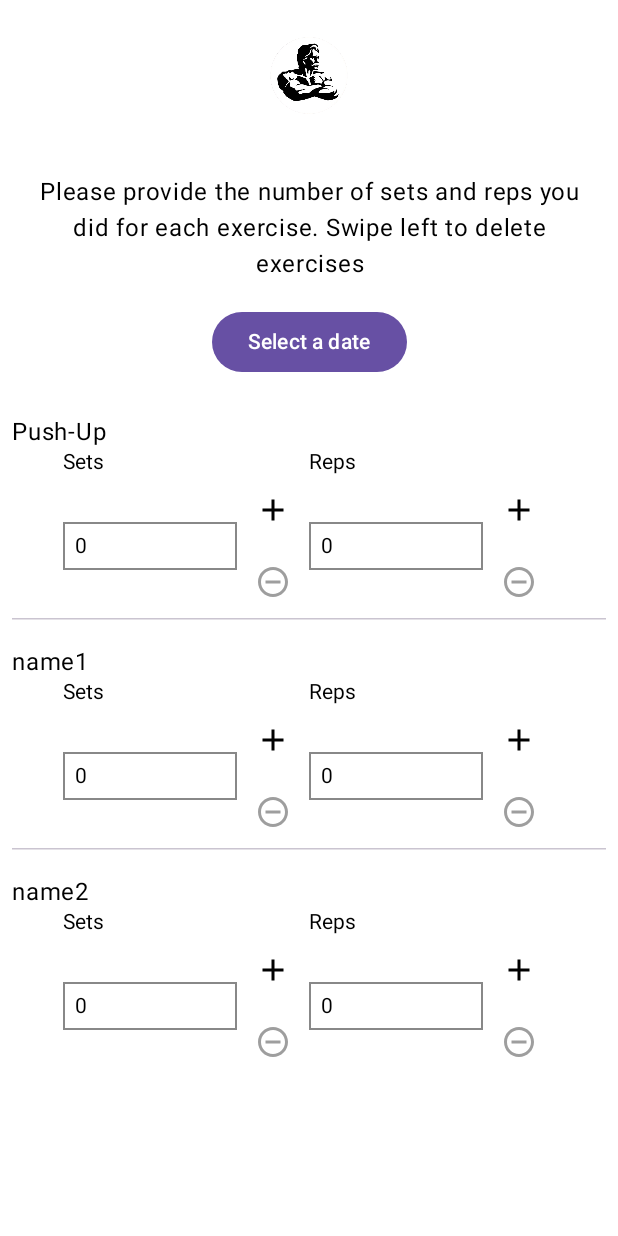
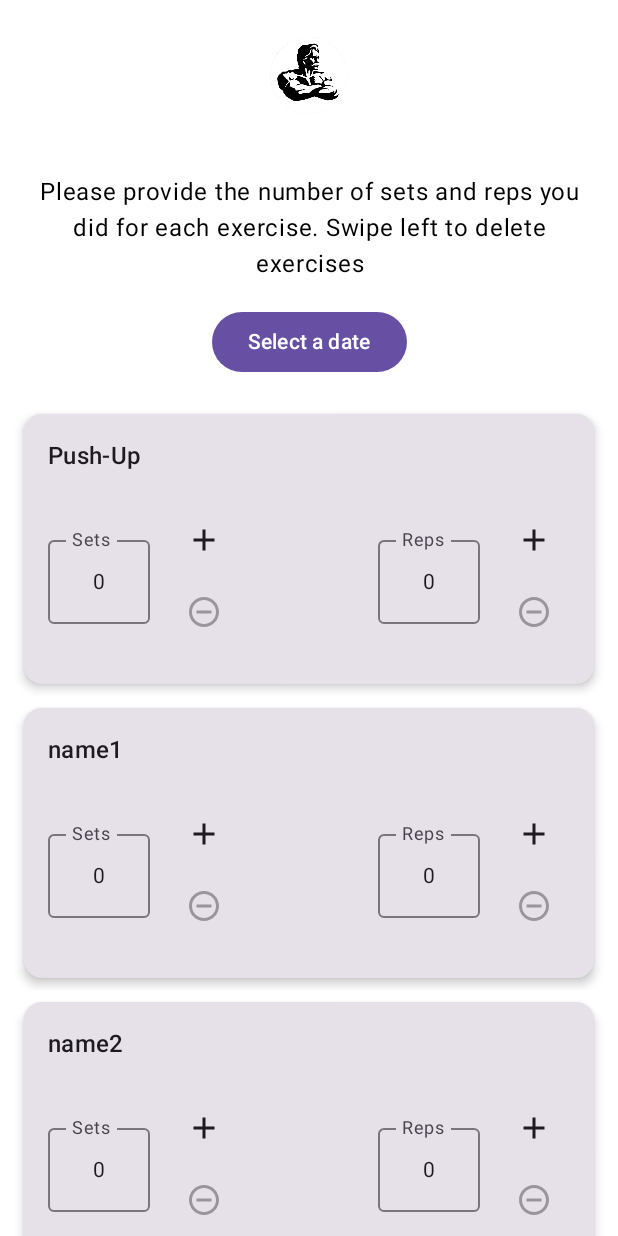
Before and after one commit to Nlege001/GetMeFit, an Android app built with Jetpack Compose: the @Preview function PreviewCreateWorkoutScreen, on a phone screen of 412 x 824 dp. Run offline under Robolectric (Android 15) with nearby library versions, the phone set to English and light mode, and no system bars.

Commit message:
make up ui

```diff
--- a/app/src/main/java/com/example/getmefit/view/composables/CreateWorkoutScreen.kt
+++ b/app/src/main/java/com/example/getmefit/view/composables/CreateWorkoutScreen.kt
@@ -5,6 +5,7 @@ import androidx.annotation.RequiresApi
 import androidx.compose.animation.animateColorAsState
 import androidx.compose.foundation.Image
 import androidx.compose.foundation.background
+import androidx.compose.foundation.layout.Arrangement
 import androidx.compose.foundation.layout.Box
 import androidx.compose.foundation.layout.Column
 import androidx.compose.foundation.layout.Row
@@ -15,10 +16,11 @@ import androidx.compose.foundation.layout.size
 import androidx.compose.foundation.lazy.LazyColumn
 import androidx.compose.foundation.lazy.itemsIndexed
 import androidx.compose.material3.Button
+import androidx.compose.material3.Card
+import androidx.compose.material3.CardDefaults
 import androidx.compose.material3.DatePicker
 import androidx.compose.material3.DatePickerDialog
 import androidx.compose.material3.ExperimentalMaterial3Api
-import androidx.compose.material3.HorizontalDivider
 import androidx.compose.material3.MaterialTheme
 import androidx.compose.material3.SwipeToDismissBox
 import androidx.compose.material3.SwipeToDismissBoxValue
@@ -118,13 +120,14 @@ fun CreateWorkoutScreen(
             LazyColumn {
                 itemsIndexed(
                     workout.value,
-                    key = {index, item -> item.hashCode()}
+                    key = { index, item -> item.hashCode() }
                 ) { index, item ->
                     SwipeToDismissItem(
                         item = item,
                         onRemove = { workout.value = workout.value.minus(it) },
                         content = {
                             ExerciseWorkoutDetails(
+                                modifier = Modifier.padding(horizontal = 16.dp),
                                 exercise = item.exercise,
                                 setCount = item.setCount,
                                 repCount = item.repCount,
@@ -152,7 +155,6 @@ fun CreateWorkoutScreen(
                                         repLogic = { it -> it - 1 },
                                     )
                                 },
-                                showDivider = workout.value.lastIndex != index,
                                 onSetValueChange = { count, exercise ->
                                     workout.value = workout.value.updateCount(
                                         exercise,
@@ -186,36 +188,41 @@ private fun ExerciseWorkoutDetails(
     onRemoveRep: (Int, Exercise) -> Unit,
     onSetValueChange: (Int, Exercise) -> Unit,
     onRepValueChange: (Int, Exercise) -> Unit,
-    showDivider: Boolean = true,
 ) {
-    Column(
-        modifier = modifier.padding(8.dp)
+    Card(
+        modifier = modifier
+            .fillMaxWidth()
+            .padding(vertical = 8.dp),
+        shape = MaterialTheme.shapes.medium,
+        elevation = CardDefaults.cardElevation(4.dp),
     ) {
+        Column(modifier = Modifier.padding(16.dp)) {
             Text(
+                text = exercise.name ?: "N/a",
+                style = MaterialTheme.typography.titleMedium,
+                modifier = Modifier.padding(bottom = 12.dp)
+            )
+
+            Row(
                 modifier = Modifier.fillMaxWidth(),
-            text = exercise.name ?: "N/A",
-            style = MaterialTheme.typography.bodyLarge
-        )
-        Row(modifier = Modifier.align(Alignment.CenterHorizontally)) {
+                horizontalArrangement = Arrangement.SpaceBetween
+            ) {
                 TextFieldWithAddRemoveCta(
+                    label = "Sets",
                     count = setCount,
                     onAdd = { onAddSet(it, exercise) },
                     onRemove = { onRemoveSet(it, exercise) },
-                label = "Sets",
                     onValueChange = { onSetValueChange(it.toInt(), exercise) }
                 )
 
                 TextFieldWithAddRemoveCta(
+                    label = "Reps",
                     count = repCount,
                     onAdd = { onAddRep(it, exercise) },
                     onRemove = { onRemoveRep(it, exercise) },
-                label = "Reps",
                     onValueChange = { onRepValueChange(it.toInt(), exercise) }
                 )
             }
-
-        if (showDivider) {
-            HorizontalDivider(modifier = Modifier)
         }
     }
 }
--- a/app/src/main/java/com/example/getmefit/view/composables/ExerciseDetailsScreen.kt
+++ b/app/src/main/java/com/example/getmefit/view/composables/ExerciseDetailsScreen.kt
@@ -103,9 +103,9 @@ fun ExerciseDetailsScreen(
                                 createWorkout(savedExercises.value)
                             }
                         },
-                        shape = RoundedCornerShape(50), // pill shape
+                        shape = RoundedCornerShape(50),
                         colors = ButtonDefaults.buttonColors(
-                            containerColor = Color(0xFF008080), // Teal-ish example, change as needed
+                            containerColor = Color.Black,
                             contentColor = Color.White
                         ),
                         modifier = Modifier.padding(16.dp)
--- a/app/src/main/java/com/example/getmefit/view/composables/TextFieldWithAddRemoveCta.kt
+++ b/app/src/main/java/com/example/getmefit/view/composables/TextFieldWithAddRemoveCta.kt
@@ -1,19 +1,13 @@
 package com.example.getmefit.view.composables
 
-import androidx.compose.foundation.border
-import androidx.compose.foundation.layout.Column
-import androidx.compose.foundation.layout.Row
-import androidx.compose.foundation.layout.padding
-import androidx.compose.foundation.text.BasicTextField
+import androidx.compose.foundation.layout.*
 import androidx.compose.foundation.text.KeyboardOptions
-import androidx.compose.material3.Text
-import androidx.compose.runtime.Composable
-import androidx.compose.runtime.mutableStateOf
-import androidx.compose.runtime.remember
+import androidx.compose.material3.*
+import androidx.compose.runtime.*
 import androidx.compose.ui.Alignment
 import androidx.compose.ui.Modifier
-import androidx.compose.ui.graphics.Color
 import androidx.compose.ui.text.input.KeyboardType
+import androidx.compose.ui.text.style.TextAlign
 import androidx.compose.ui.tooling.preview.Preview
 import androidx.compose.ui.unit.dp
 
@@ -26,30 +20,31 @@ fun TextFieldWithAddRemoveCta(
     onRemove: (Int) -> Unit,
     onValueChange: (String) -> Unit,
 ) {
-    Column {
-        Text(
-            text = label
-        )
+    Column(
+        modifier = modifier.padding(vertical = 8.dp)
+    ) {
         Row(
             verticalAlignment = Alignment.CenterVertically
         ) {
-            BasicTextField(
+            OutlinedTextField(
                 value = count.toString(),
                 onValueChange = onValueChange,
-                modifier = modifier
-                    .border(1.dp, Color.Gray)
-                    .padding(8.dp),
-                keyboardOptions = KeyboardOptions(keyboardType = KeyboardType.Number)
+                modifier = Modifier
+                    .width(80.dp)
+                    .padding(end = 12.dp),
+                singleLine = true,
+                textStyle = LocalTextStyle.current.copy(textAlign = TextAlign.Center),
+                keyboardOptions = KeyboardOptions(keyboardType = KeyboardType.Number),
+                label = { Text(label) }
             )
 
             AddRemoveCtas(
                 onAdd = { onAdd(count) },
                 onRemove = { onRemove(count) },
-                isRemoveEnabled = count != 0
+                isRemoveEnabled = count > 0
             )
         }
     }
-
 }
 
 @Preview(showBackground = true)
--- a/app/src/main/java/com/example/getmefit/view/fragments/ExerciseOptionFragment.kt
+++ b/app/src/main/java/com/example/getmefit/view/fragments/ExerciseOptionFragment.kt
@@ -51,8 +51,8 @@ fun ExerciseOptionScreen(
             painter = painterResource(R.mipmap.app_icon),
             contentDescription = null,
             modifier = Modifier
-                .padding(bottom = 16.dp)
-                .size(100.dp)
+                .padding(bottom = 4.dp)
+                .size(300.dp)
         )
 
         ExerciseOptions.entries.forEachIndexed { index, item ->
```
Lines whose indentation alone changed are shown as unchanged.
